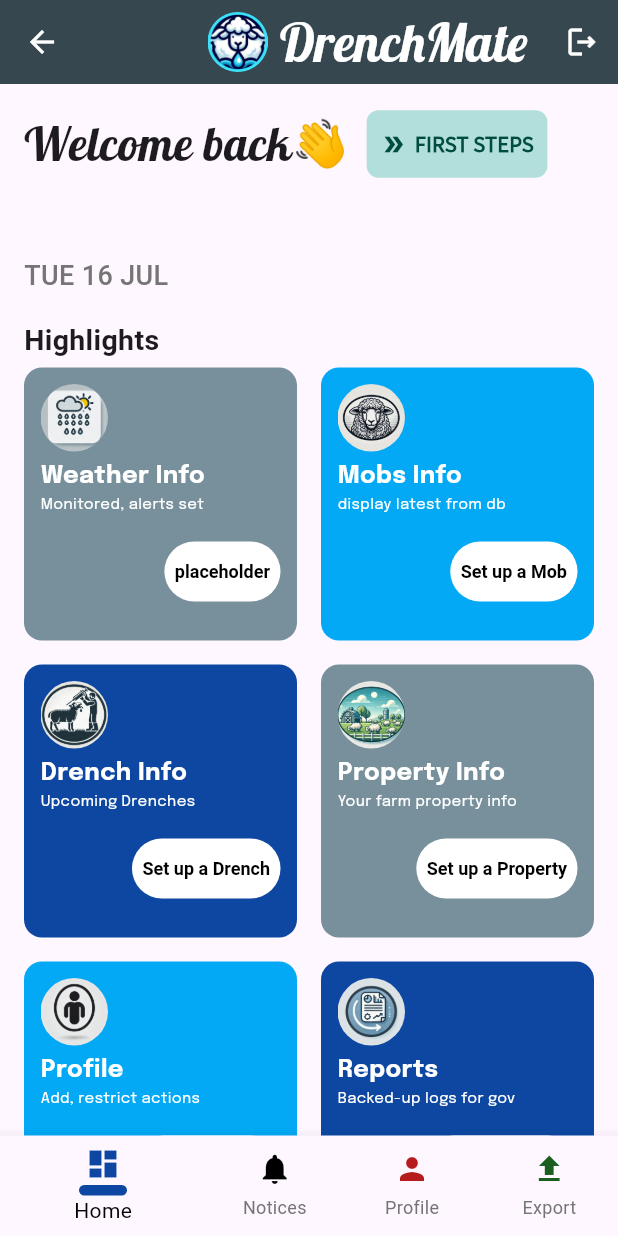
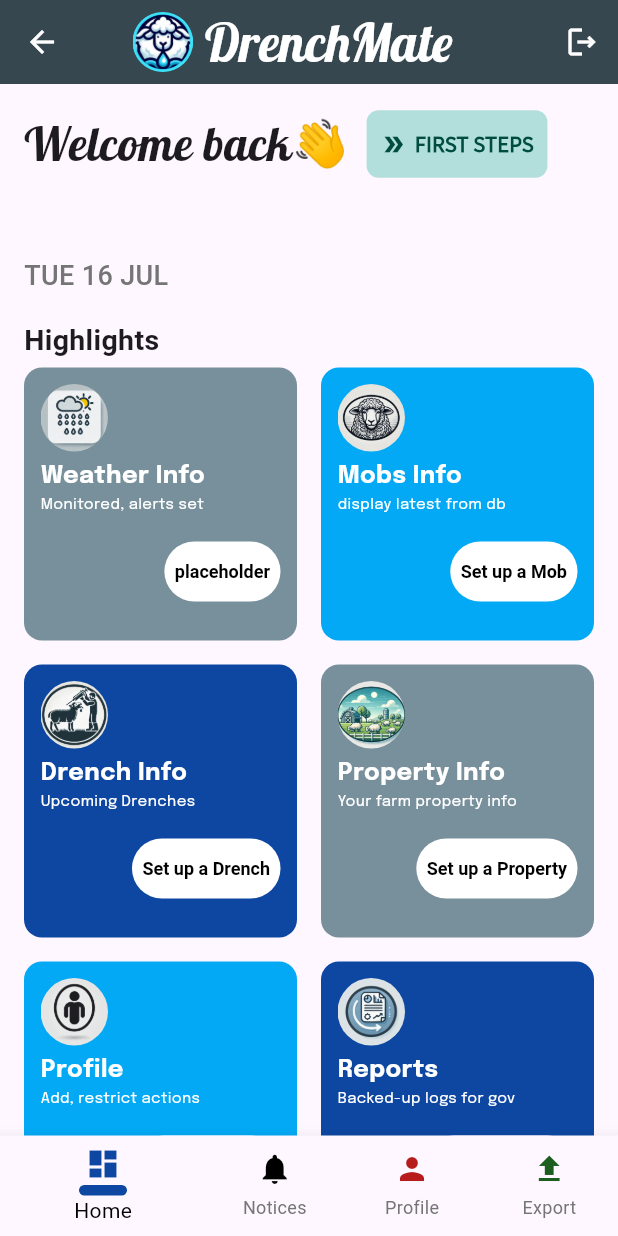
Before and after one commit to mn-nao-ren/drenchmate1017, a Flutter app: the DashboardScreen screen opened by its route, on a phone screen of 412 x 824 dp. Run offline on Flutter 3.47's test engine with Material 3 defaults, Android fonts, the phone set to English and light mode, and no system bars; our stand-ins replace bloc, cloud_firestore, firebase_auth, firebase_core, flutter_local_notifications, google_fonts and 2 more; accounts and stored records are empty.

```diff
--- a/lib/presentation/screens/dashboard_view.dart
+++ b/lib/presentation/screens/dashboard_view.dart
@@ -50,7 +50,7 @@ class _DashboardScreenState extends State<DashboardScreen> {
         appBar: AppBar(
           title: Row(
             children: [
-              const SizedBox(height: 40, width: 66),
+              const SizedBox(height: 40, width: 16),
               ClipOval(
                   child: Image.asset('assets/round_logo.png',
                       height: 40, width: 41)),
--- a/pubspec.yaml
+++ b/pubspec.yaml
@@ -54,7 +54,7 @@ dependencies:
   cupertino_icons: ^1.0.6
 
 dev_dependencies:
-  flutter_launcher_icons: "^0.9.2"
+  flutter_launcher_icons: ^0.13.1
   flutter_test:
     sdk: flutter
 
@@ -92,6 +92,7 @@ flutter:
      - assets/icon/generate_report.png
      - assets/round_logo.png
      - assets/weather.png
+     - assets/app_icon.png
 
 
   fonts:
```
Also changed, not shown: assets/app_icon.png (added), pubspec.lock, 2 other files.
